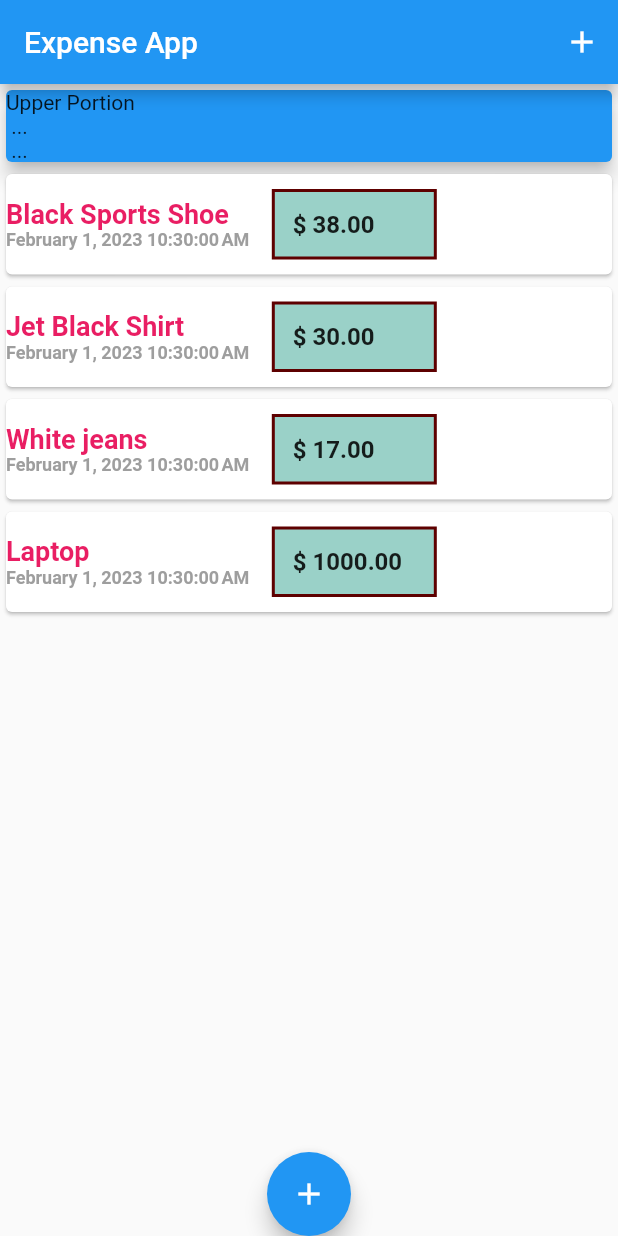
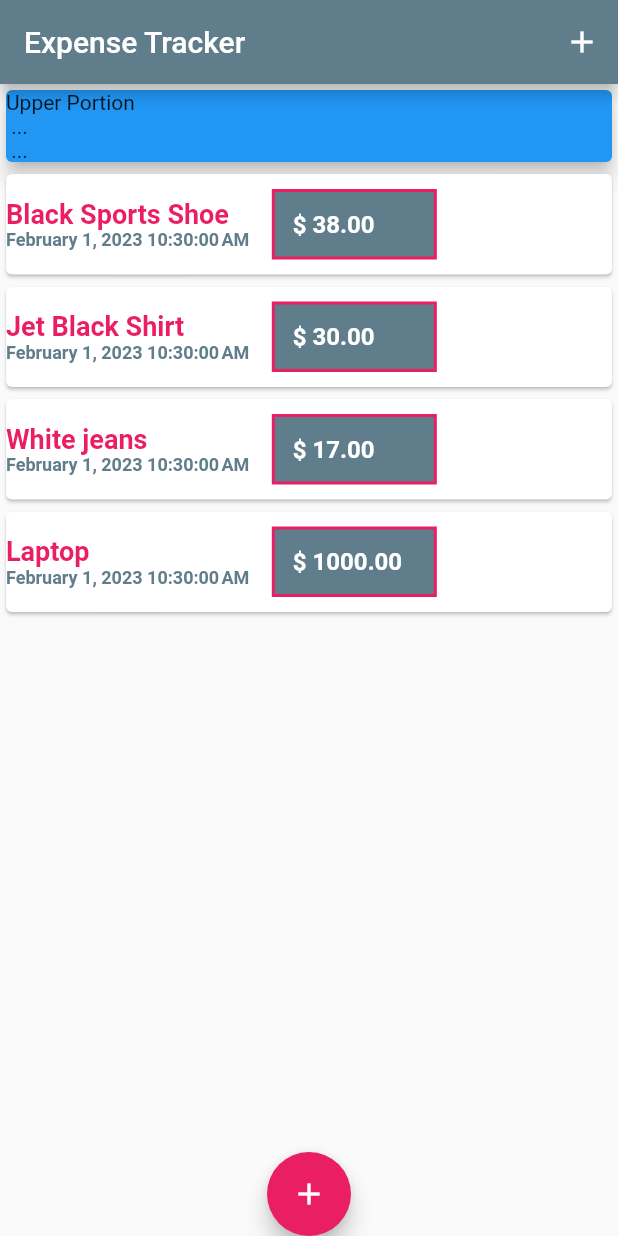
Before and after one commit to Ibrahim-Lokman/RedDot, a Flutter app: the screen it shows after launch, on a phone screen of 412 x 824 dp. Run offline on Flutter 3.47's test engine with Material 2 defaults, Android fonts, the phone set to English and light mode, and no system bars.

Commit message:
primarySwatch and accentColor added.

```diff
--- a/lib/main.dart
+++ b/lib/main.dart
@@ -14,6 +14,10 @@ class MyApp extends StatelessWidget {
   Widget build(BuildContext context) {
     return MaterialApp(
       title : 'Flutter App',
+      theme : ThemeData(
+        primarySwatch: Colors.blueGrey,
+        accentColor: Colors.pink,
+      ),
       home : MyHomePage(),
     );
   }
@@ -65,7 +69,7 @@ class _MyHomePageState extends State<MyHomePage> {
   Widget build(BuildContext context) {
     return Scaffold(
       appBar : AppBar(
-        title: Text("Expense App"),
+        title: Text("Expense Tracker"),
         actions: <Widget>[
           IconButton(
             onPressed: () => _startAddNewTransaction(context),
--- a/lib/widgets/transaction_list.dart
+++ b/lib/widgets/transaction_list.dart
@@ -37,7 +37,7 @@ class TransactionList extends StatelessWidget {
                                style: TextStyle(
                                 fontSize: 12,
                                 fontWeight: FontWeight.bold,
-                                color: Colors.grey,
+                                color: Theme.of(context).primaryColor,
                               ),
                               )
                           ],
@@ -50,15 +50,16 @@ class TransactionList extends StatelessWidget {
                             horizontal: 15,
                           ),
                           decoration: BoxDecoration(
-                            color: Color.fromARGB(255, 154, 209, 200),
+                            color: Theme.of(context).primaryColor,
                             border: Border.all(
                               width: 2,
-                              color: Color.fromARGB(255, 94, 0, 0),
+                              color: Theme.of(context).accentColor,
                               )
                           ),
                           child: Text(
                             "\$ ${transactions[index].amount.toStringAsFixed(2)}",
                             style: TextStyle(
+                              color: Colors.white,
                               fontSize: 16,
                               fontWeight: FontWeight.bold,
                             ),),
```
